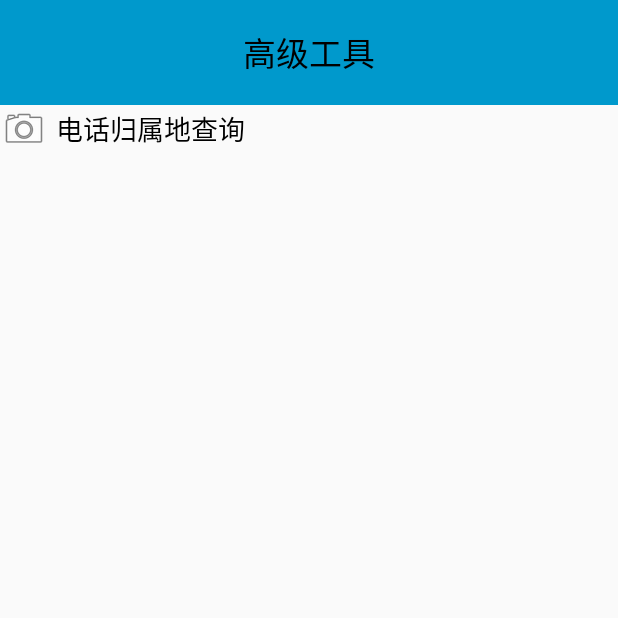
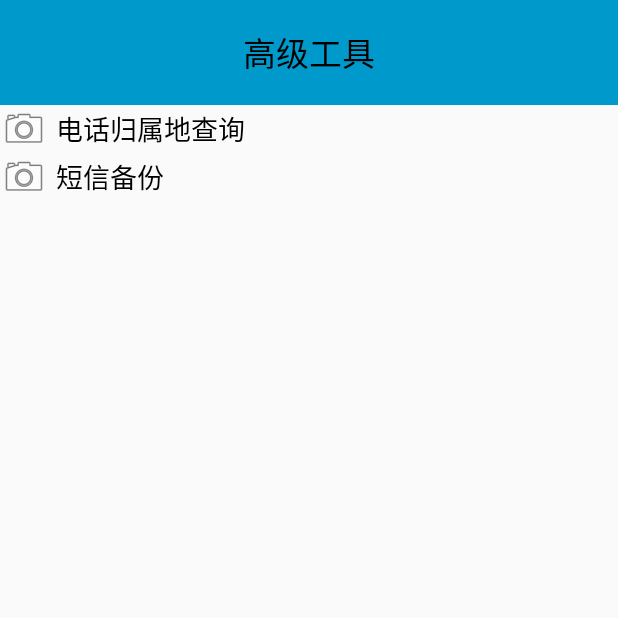
Before and after one commit to xwdoor/MobileSafe, an Android app: the ToolsActivity screen opened directly, with no data from a screen before it, on a phone screen of 412 x 824 dp, the top half of it. Run offline under Robolectric (Android 15) with nearby library versions, the phone set to English and light mode, and no system bars.

Commit message:
短信备份

```diff
--- a/app/src/main/AndroidManifest.xml
+++ b/app/src/main/AndroidManifest.xml
@@ -17,6 +17,8 @@
     <uses-permission android:name="android.permission.CALL_PHONE" />
     <uses-permission android:name="android.permission.READ_CALL_LOG" />
     <uses-permission android:name="android.permission.WRITE_CALL_LOG" />
+    <uses-permission android:name="android.permission.READ_SMS" />
+    <uses-permission android:name="android.permission.WRITE_SMS" />
 
     <application
         android:allowBackup="true"
--- a/app/src/main/res/layout/activity_tools.xml
+++ b/app/src/main/res/layout/activity_tools.xml
@@ -22,4 +22,18 @@
         android:clickable="true"
         android:text="电话归属地查询" />
 
+    <TextView
+        android:id="@+id/tv_sms_backup"
+        android:layout_width="match_parent"
+        android:layout_height="wrap_content"
+        android:background="@drawable/selector_content"
+        android:drawableLeft="@android:drawable/ic_menu_camera"
+        android:gravity="center_vertical"
+        android:drawablePadding="5dp"
+        android:textColor="#000"
+        android:textSize="18sp"
+        android:onClick="numberQuery"
+        android:clickable="true"
+        android:text="短信备份" />
+
 </LinearLayout>
```
Also changed, not shown: app/src/main/java/net/xwdoor/mobilesafe/activity/ToolsActivity.java (+52 -0 lines), app/src/main/java/net/xwdoor/mobilesafe/utils/SmsUtils.java (added, +118 -0 lines).
